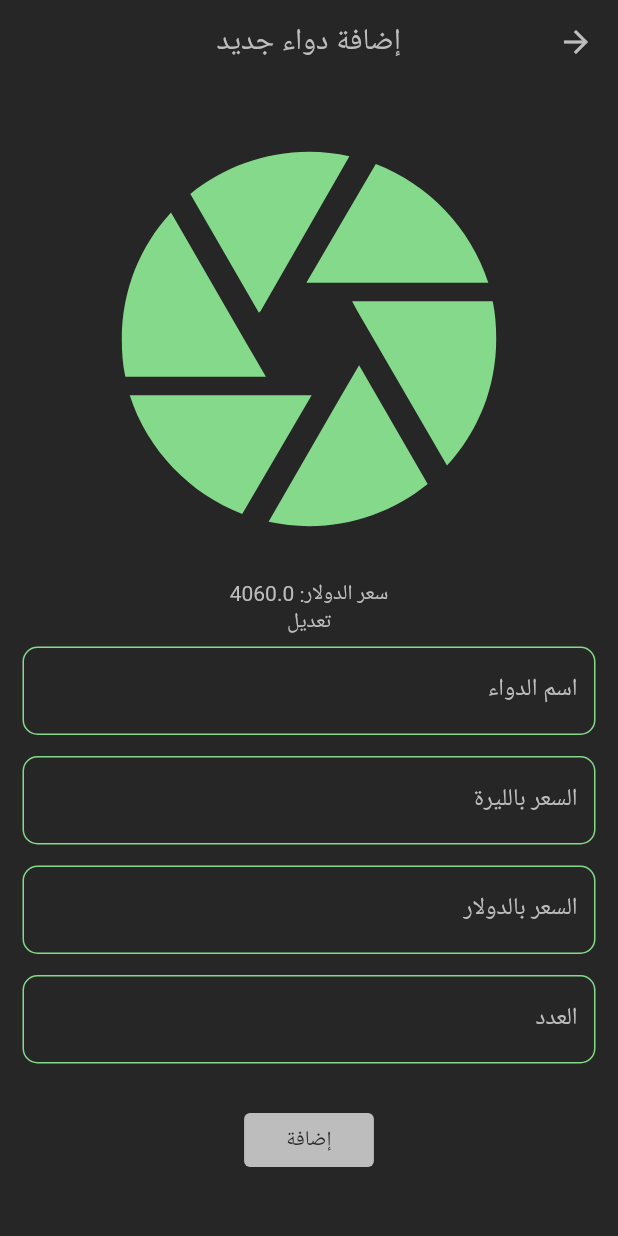
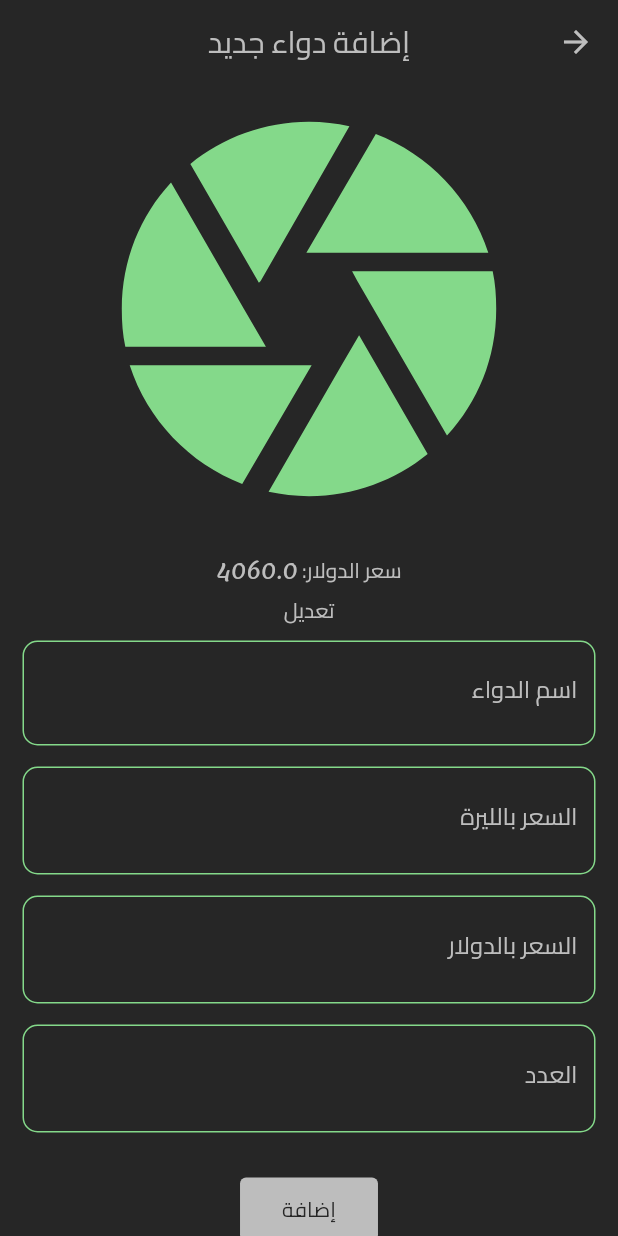
Before and after one commit to ctrl-aziz/veterinary_managment, a Flutter app: the ProductsPage screen opened directly, after a tap on the "add" icon, on a phone screen of 412 x 824 dp. Run offline on Flutter 3.47's test engine with Material 2 defaults, Android fonts, the light colour scheme and no system bars; our stand-ins replace flutter_riverpod, hive, riverpod; missing offline and left inert: qr_code_scanner; accounts and stored records are empty.

Commit message:
Replace Google font with local fonts

```diff
--- a/lib/pattern.dart
+++ b/lib/pattern.dart
@@ -1,6 +1,5 @@
 import 'package:flutter/material.dart';
 import 'package:flutter/services.dart';
-import 'package:google_fonts/google_fonts.dart';
 
 class AppPattern{
   //0xFF262626
@@ -39,7 +38,8 @@ class AppPattern{
     ),
     cardColor: secondaryColor,
     inputDecorationTheme: InputDecorationTheme(
-      labelStyle: GoogleFonts.cairo(
+      labelStyle: TextStyle(
+        fontFamily: "Cairo",
         color: secondaryColor,
       ),
       border: OutlineInputBorder(
--- a/lib/view/add_product_page.dart
+++ b/lib/view/add_product_page.dart
@@ -1,7 +1,6 @@
 import 'package:barcode_widget/barcode_widget.dart';
 import 'package:flutter/material.dart';
 import 'package:flutter_riverpod/flutter_riverpod.dart';
-import 'package:google_fonts/google_fonts.dart';
 import 'package:hive/hive.dart';
 import 'package:veterinary_managment/model/product.dart';
 import 'package:veterinary_managment/pattern.dart';
@@ -71,7 +70,10 @@ class _AddProductPageState extends ConsumerState<AddProductPage> {
                       data: (product.productID ?? widget.product!.id)!,
                       width: 320,
                       color: AppPattern.secondaryColor!,
-                      style: GoogleFonts.lemonada(color: AppPattern.secondaryColor!),
+                      style: TextStyle(
+                        fontFamily: "Lemonada",
+                        color: AppPattern.secondaryColor!,
+                      ),
                     ),
                   ),
                   SizedBox(height: AppPattern.kPadding/2,),
--- a/lib/view/product_details_page.dart
+++ b/lib/view/product_details_page.dart
@@ -1,7 +1,6 @@
 import 'package:barcode_widget/barcode_widget.dart';
 import 'package:flutter/material.dart';
 import 'package:flutter_riverpod/flutter_riverpod.dart';
-import 'package:google_fonts/google_fonts.dart';
 import 'package:veterinary_managment/model/product.dart';
 import 'package:veterinary_managment/pattern.dart';
 import 'package:veterinary_managment/provider/app_provider.dart';
@@ -44,7 +43,10 @@ class _ProductDetailsPageState extends ConsumerState<ProductDetailsPage> {
                 data: (editedProduct ?? widget.product).id!,
                 width: 320,
                 color: AppPattern.secondaryColor!,
-                style: GoogleFonts.lemonada(color: AppPattern.secondaryColor!),
+                style: TextStyle(
+                  fontFamily: "Lemonada",
+                  color: AppPattern.secondaryColor!,
+                ),
               ),
               DetailsCard(title: "اسم الدواء:", subTitle: (editedProduct ?? widget.product).name??""),
               DetailsCard(title: "السعر بالليرة:", subTitle: (((editedProduct ?? widget.product).price??0) * usd.usdPrice).toString()),
--- a/lib/widget/k_input.dart
+++ b/lib/widget/k_input.dart
@@ -1,5 +1,4 @@
 import 'package:flutter/material.dart';
-import 'package:google_fonts/google_fonts.dart';
 import 'package:veterinary_managment/pattern.dart';
 
 import 'k_text.dart';
@@ -32,8 +31,14 @@ class KInput extends StatelessWidget {
         controller: controller,
         initialValue: controller == null ? initialValue : null,
         style: keyboardType == TextInputType.text ?
-        GoogleFonts.cairo(color: AppPattern.secondaryColor) :
-        GoogleFonts.lemonada(color: AppPattern.secondaryColor),
+        TextStyle(
+          fontFamily: "Cairo",
+          color: AppPattern.secondaryColor!,
+        ) :
+        TextStyle(
+          fontFamily: "Lemonada",
+          color: AppPattern.secondaryColor!,
+        ),
         keyboardType: keyboardType,
         decoration: InputDecoration(label: KText(title)),
         onChanged: onChanged,
--- a/lib/widget/k_text.dart
+++ b/lib/widget/k_text.dart
@@ -1,5 +1,4 @@
 import 'package:flutter/material.dart';
-import 'package:google_fonts/google_fonts.dart';
 import 'package:veterinary_managment/pattern.dart';
 
 enum TextType {text, number}
@@ -21,10 +20,12 @@ class KText extends StatelessWidget {
   Widget build(BuildContext context) {
     return Text(
       text,
-      style: textType == TextType.number ? GoogleFonts.lemonada(
+      style: textType == TextType.number ? TextStyle(
+        fontFamily: "Lemonada",
         fontSize: fontSize,
         color: color ?? AppPattern.secondaryColor,
-      ) : GoogleFonts.cairo(
+      ) : TextStyle(
+        fontFamily: "Cairo",
         fontSize: fontSize,
         color: color ?? AppPattern.secondaryColor,
       ),
```
Also changed, not shown: pubspec.yaml (+8 -5 lines), fonts/Cairo-Regular.ttf (added), fonts/Lemonada-Regular.ttf (added), pubspec.lock.
